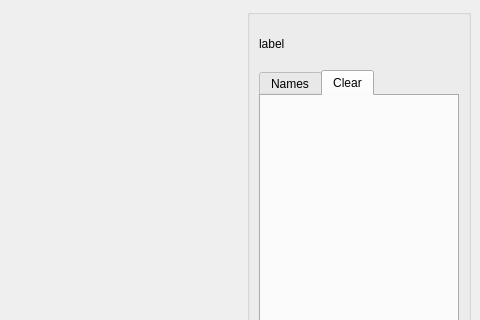
StefanHol/Analog_PyQt_Timer, file Timer_Window.ui: the form before one commit; both pictures show x 350 to 830 and y 0 to 320 of the 830 by 502 pixel window.
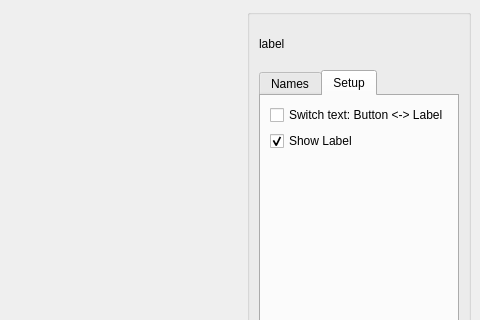
The form after the commit. The open tabs and pages were chosen to show the change. Custom widgets are drawn as their Qt base class.

Commit message: add checkbox to switch display options between pushbutton and name_label (top right) add checkbox to show/hide name_label (top right) these options only takes effect, if name list is loaded

```diff
--- a/Timer_Window.ui
+++ b/Timer_Window.ui
@@ -171,9 +171,40 @@
            </widget>
            <widget class="QWidget" name="clear">
             <attribute name="title">
-             <string>Clear</string>
+             <string>Setup</string>
             </attribute>
-            <layout class="QGridLayout" name="gridLayout_2"/>
+            <layout class="QGridLayout" name="gridLayout_2">
+             <item row="0" column="0">
+              <widget class="QCheckBox" name="checkBox_toggle_info">
+               <property name="text">
+                <string>Switch text: Button &lt;-&gt; Label</string>
+               </property>
+              </widget>
+             </item>
+             <item row="2" column="0">
+              <spacer name="verticalSpacer_2">
+               <property name="orientation">
+                <enum>Qt::Vertical</enum>
+               </property>
+               <property name="sizeHint" stdset="0">
+                <size>
+                 <width>20</width>
+                 <height>40</height>
+                </size>
+               </property>
+              </spacer>
+             </item>
+             <item row="1" column="0">
+              <widget class="QCheckBox" name="checkBox_show_name_label">
+               <property name="text">
+                <string>Show Label</string>
+               </property>
+               <property name="checked">
+                <bool>true</bool>
+               </property>
+              </widget>
+             </item>
+            </layout>
            </widget>
           </widget>
          </item>
```
Left out of the diff: 2 changed lines with no effect on the pictures. The commit also changes 2 other files.
